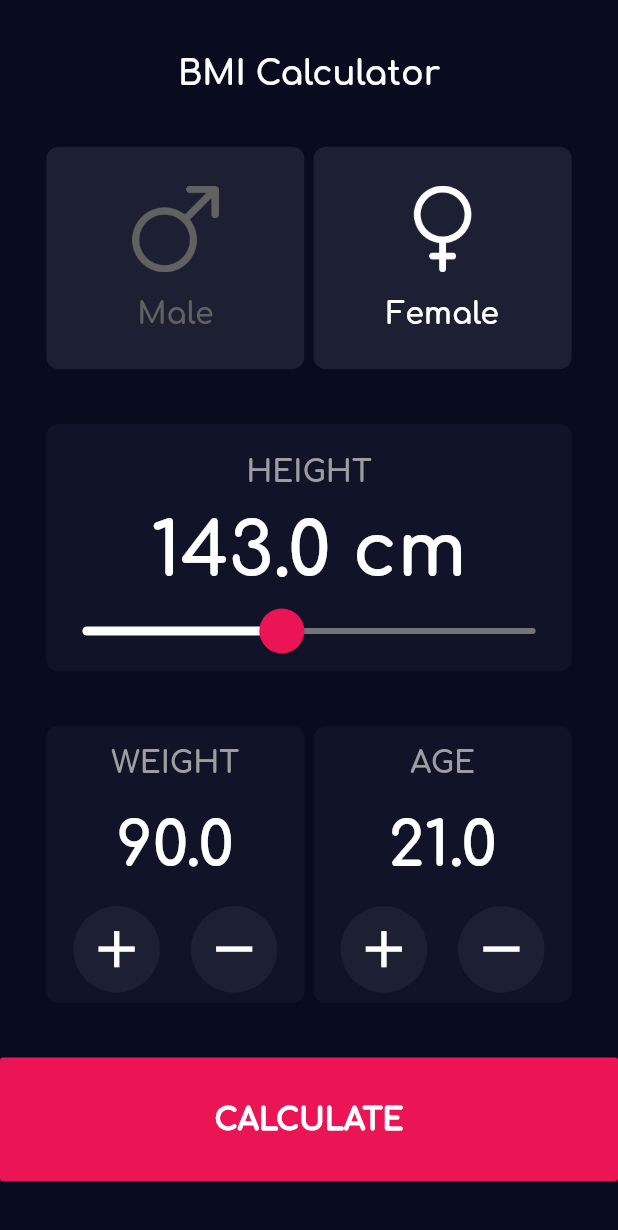
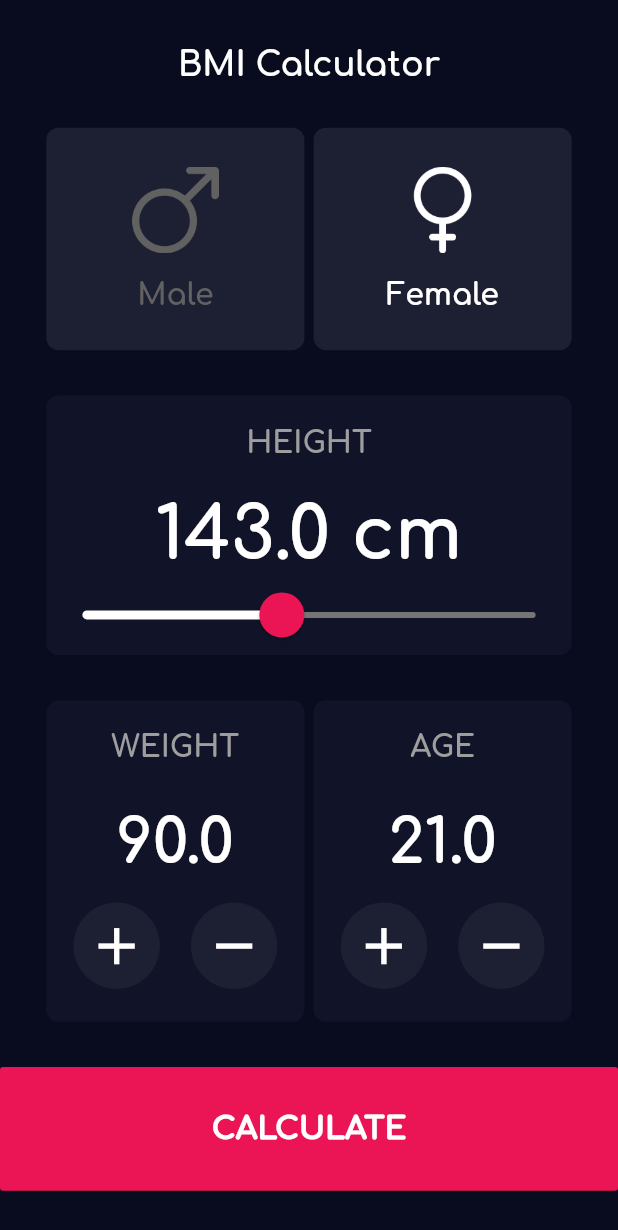
Before and after one commit to AbdallahNassar/BMI-Calculator, a Flutter app: the screen it shows after launch, on a phone screen of 412 x 824 dp. Shown: the top 1230 px of the screen. Run offline on Flutter 3.47's test engine with Material 2 defaults, Android fonts, the light colour scheme and no system bars; our stand-ins replace google_fonts.

Commit message:
last commit

```diff
--- a/bmi_calculator/lib/main.dart
+++ b/bmi_calculator/lib/main.dart
@@ -17,19 +17,19 @@ class BMICalculator extends StatelessWidget {
       // 'copyWith' to use the default things in Dark Theme with
       // some modifications to ONLY some parameters.
       theme: ThemeData.dark().copyWith(
-          sliderTheme: SliderThemeData().copyWith(
+          sliderTheme: const SliderThemeData().copyWith(
             activeTrackColor: Colors.white,
             inactiveTrackColor: Colors.grey.shade600,
-            overlayColor: Color(0xffeb1555).withAlpha(100),
-            thumbColor: Color(0xffeb1555),
-            thumbShape: RoundSliderThumbShape(
+            overlayColor: const Color(0xffeb1555).withAlpha(100),
+            thumbColor: const Color(0xffeb1555),
+            thumbShape: const RoundSliderThumbShape(
               enabledThumbRadius: 15.0,
             ),
           ),
-          primaryColor: Color(0xFF090b1e),
-          cardColor: Color(0xff111428),
-          accentColor: Color(0xffeb1555),
-          canvasColor: Color(0xFF1d1f33),
+          primaryColor: const Color(0xFF090b1e),
+          cardColor: const Color(0xff111428),
+          accentColor: const Color(0xffeb1555),
+          canvasColor: const Color(0xFF1d1f33),
           // This makes the visual density adapt to the platform that you run
           // the app on. For desktop platforms, the controls will be smaller and
           // closer together (more dense) than on mobile platforms.
--- a/bmi_calculator/lib/screens/home/components/gender_row.dart
+++ b/bmi_calculator/lib/screens/home/components/gender_row.dart
@@ -1,6 +1,6 @@
-import 'package:bmi_calculator/models/human.dart';
 import 'package:flutter/material.dart';
 
+import '../../../models/human.dart';
 import './gender.dart';
 
 class GenderRow extends StatefulWidget {
--- a/bmi_calculator/lib/screens/home/components/height.dart
+++ b/bmi_calculator/lib/screens/home/components/height.dart
@@ -20,7 +20,7 @@ class Height extends StatelessWidget {
         ),
         color: Theme.of(context).cardColor,
       ),
-      height: _mediaQuery.size.height * 0.2,
+      height: _mediaQuery.size.height * 0.21,
       width: _mediaQuery.size.width * 0.85,
       child: _mediaQuery.orientation == Orientation.landscape
           ? HeightLandscape()
--- a/bmi_calculator/lib/screens/home/components/height_slider.dart
+++ b/bmi_calculator/lib/screens/home/components/height_slider.dart
@@ -1,5 +1,6 @@
-import 'package:bmi_calculator/models/human.dart';
 import 'package:flutter/material.dart';
+
+import '../../../models/human.dart';
 
 class HeightSlider extends StatefulWidget {
   //================================ Constructor ===============================
@@ -27,12 +28,14 @@ class _HeightSliderState extends State<HeightSlider> {
                 : _mediaQuery.size.height * 0.01,
           ),
           Expanded(
+            child: FittedBox(
               child: Text(
                 '${Human.userHeight.toStringAsFixed(1)} cm',
                 style: Theme.of(context).textTheme.headline1.copyWith(
                       fontSize: _mediaQuery.orientation == Orientation.landscape
                           ? _mediaQuery.size.width * 0.024
                           : _mediaQuery.size.width * 0.12,
+                    ),
               ),
             ),
           ),
--- a/bmi_calculator/lib/screens/home/components/parameter.dart
+++ b/bmi_calculator/lib/screens/home/components/parameter.dart
@@ -16,7 +16,8 @@ class Parameter extends StatelessWidget {
     final MediaQueryData _mediaQuery = MediaQuery.of(context);
     //==========================================================================
     return Container(
-      height: _mediaQuery.size.height * 0.224,
+      //TODO: here
+      height: _mediaQuery.size.height * 0.26,
       width: _mediaQuery.size.width * 0.413,
       decoration: BoxDecoration(
         borderRadius: BorderRadius.circular(
@@ -46,7 +47,7 @@ class Parameter extends StatelessWidget {
               mainAxisAlignment: MainAxisAlignment.center,
               children: [
                 SizedBox(
-                  height: _mediaQuery.size.width * 0.03,
+                  height: _mediaQuery.size.width * 0.029,
                 ),
                 Text(
                   '$title',
--- a/bmi_calculator/lib/screens/home/components/parameter_data.dart
+++ b/bmi_calculator/lib/screens/home/components/parameter_data.dart
@@ -69,7 +69,7 @@ class _WeightDataState extends State<ParameterData> {
     return Container(
       height: _mediaQuery.orientation == Orientation.landscape
           ? _mediaQuery.size.height * 0.22
-          : _mediaQuery.size.height * 0.18,
+          : _mediaQuery.size.height * 0.2,
       width: _mediaQuery.orientation == Orientation.landscape
           ? _mediaQuery.size.width * 0.31
           : _mediaQuery.size.width * 0.38,
--- a/bmi_calculator/lib/widgets/app_title.dart
+++ b/bmi_calculator/lib/widgets/app_title.dart
@@ -14,7 +14,7 @@ class AppTitle extends StatelessWidget {
           : _mediaQuery.size.height * 0.03,
       child: FittedBox(
         fit: BoxFit.fitHeight,
-        child: Text(
+        child:  Text(
           'BMI Calculator',
           style: Theme.of(context).textTheme.headline1,
         ),
--- a/bmi_calculator/lib/widgets/bmi_button.dart
+++ b/bmi_calculator/lib/widgets/bmi_button.dart
@@ -28,6 +28,9 @@ class BMIButton extends StatelessWidget {
       child: Text(
         title,
         style: Theme.of(context).textTheme.headline1.copyWith(
+              fontSize: _mediaQuery.orientation == Orientation.landscape
+                  ? _mediaQuery.size.width * 0.025
+                  : _mediaQuery.size.width * 0.05,
               fontWeight: FontWeight.w900,
             ),
       ),
```
Lines whose indentation alone changed are shown as unchanged.
